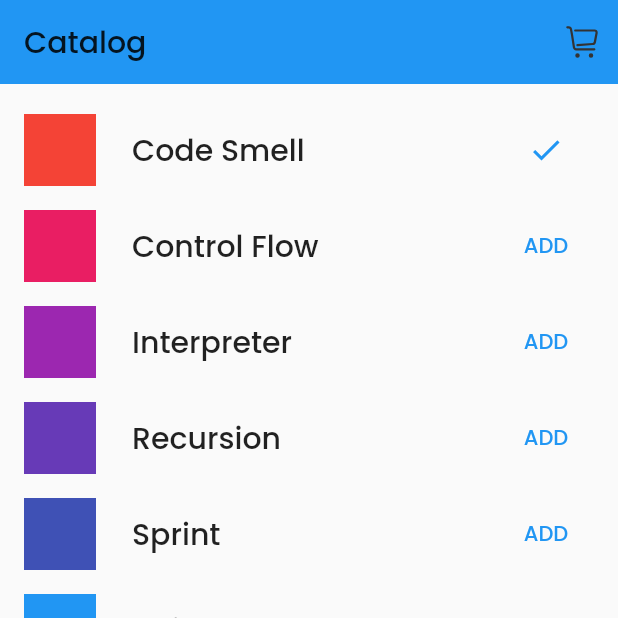
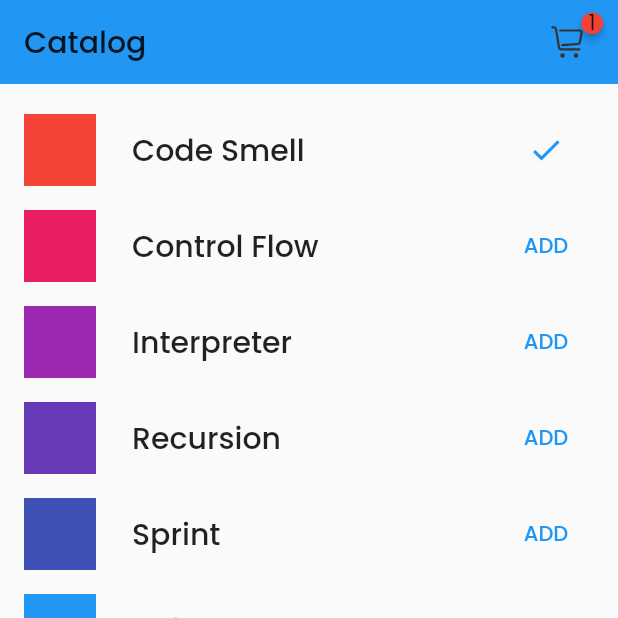
Before and after one commit to halossd/Breakfast, a Flutter app: the MyCatalog screen opened by its route, after a tap on "ADD", on a phone screen of 412 x 824 dp, the top half of it. Run offline on Flutter 3.47's test engine with Material 2 defaults, Android fonts, the phone set to English and light mode, and no system bars; drawn by our look-alikes of badges; our stand-ins replace flutter_svg, go_router.

Commit message:
add cart badge

```diff
--- a/lib/common/router.dart
+++ b/lib/common/router.dart
@@ -1,7 +1,6 @@
 import 'package:fitness/pages/cart.dart';
 import 'package:fitness/pages/catalog.dart';
 import 'package:fitness/pages/home.dart';
-import 'package:fitness/pages/login.dart';
 import 'package:flutter/material.dart';
 
 import '../pages/tabs.dart';
@@ -10,7 +9,6 @@ import '../pages/tabs.dart';
 final routes = {
   '/': (context) => const Tabs(),
   '/home': (context) => HomePage(),
-  '/login': (context) => const MyLogin(),
   '/catalog': (context, state) => const MyCatalog(),
   '/cart': (context, state) => const MyCart()
 };
--- a/lib/pages/catalog.dart
+++ b/lib/pages/catalog.dart
@@ -4,6 +4,7 @@ import 'package:flutter/material.dart';
 import 'package:flutter_svg/flutter_svg.dart';
 import 'package:go_router/go_router.dart';
 import 'package:provider/provider.dart';
+import 'package:badges/badges.dart' as badges;
 
 class MyCatalog extends StatelessWidget {
   const MyCatalog({super.key});
@@ -17,8 +18,8 @@ class MyCatalog extends StatelessWidget {
           const SliverToBoxAdapter(child: SizedBox(height: 12)),
           SliverList(
             delegate: SliverChildBuilderDelegate(
-                (context, index) => _MyListItem(index)
-            ),
+                (context, index) => _MyListItem(index),
+            )
           )
         ],
       ),
@@ -54,16 +55,31 @@ class _AddButton extends StatelessWidget {
 }
 
 
-class _MyAppBar extends StatelessWidget {
+class _MyAppBar extends StatefulWidget {
   const _MyAppBar();
 
   @override
+  State<_MyAppBar> createState() => _MyAppBarState();
+}
+
+class _MyAppBarState extends State<_MyAppBar> {
+  late bool _showBadge;
+  @override
   Widget build(BuildContext context) {
+    var cart = context.watch<CartModel>();
+    _showBadge = cart.items.isNotEmpty;
     return SliverAppBar(
       title: Text('Catalog', style: Theme.of(context).textTheme.titleLarge),
       floating: true,
+      pinned: true,
       actions: [
-        IconButton(
+        badges.Badge(
+          position: badges.BadgePosition.topEnd(top: 0, end: 10),
+          showBadge: _showBadge,
+          badgeAnimation: _showBadge ? const badges.BadgeAnimation.fade() : const badges.BadgeAnimation.fade(animationDuration: Duration(milliseconds: 10)),
+          badgeContent: Text('${cart.items.length}'),
+          child: IconButton(
+            padding: const EdgeInsets.only(right: 20),
             onPressed: () {
               context.push('/catalog/cart');
             },
@@ -71,6 +87,7 @@ class _MyAppBar extends StatelessWidget {
               'assets/icons/cart.svg',
               width: 24,
               height: 24,
+            ),
           ),
         )
       ],
--- a/lib/pages/tabs.dart
+++ b/lib/pages/tabs.dart
@@ -1,6 +1,5 @@
 import 'package:fitness/pages/catalog.dart';
 import 'package:fitness/pages/home.dart';
-import 'package:fitness/pages/login.dart';
 import 'package:flutter/material.dart';
 import 'package:flutter_svg/flutter_svg.dart';
 
--- a/pubspec.yaml
+++ b/pubspec.yaml
@@ -20,6 +20,7 @@ dependencies:
     sdk: flutter
   go_router: ^10.0.0
   provider: ^6.0.2
+  badges: ^3.1.1
   # The following adds the Cupertino Icons font to your application.
   # Use with the CupertinoIcons class for iOS style icons.
   cupertino_icons: ^1.0.2
```
Also changed, not shown: lib/main.dart (+0 -9 lines), pubspec.lock. Lines whose indentation alone changed are shown as unchanged.
